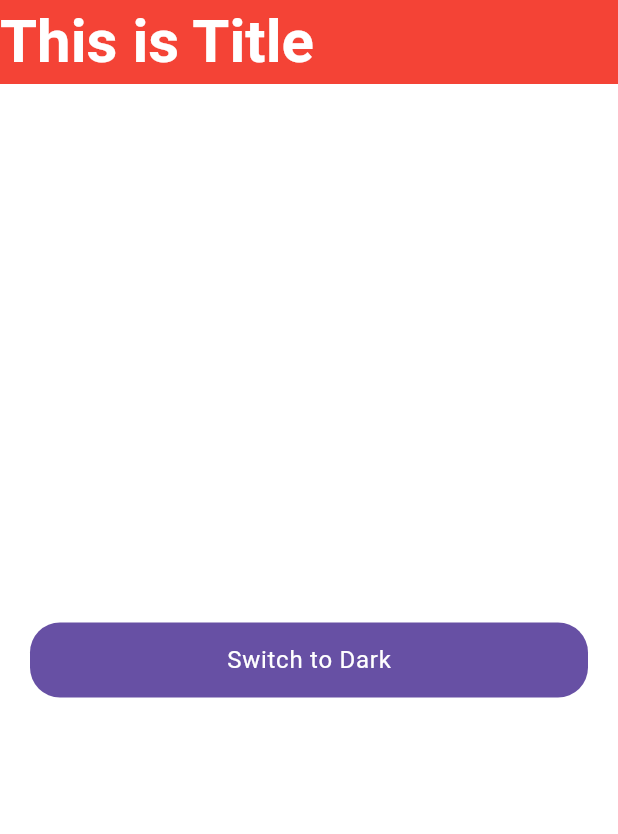
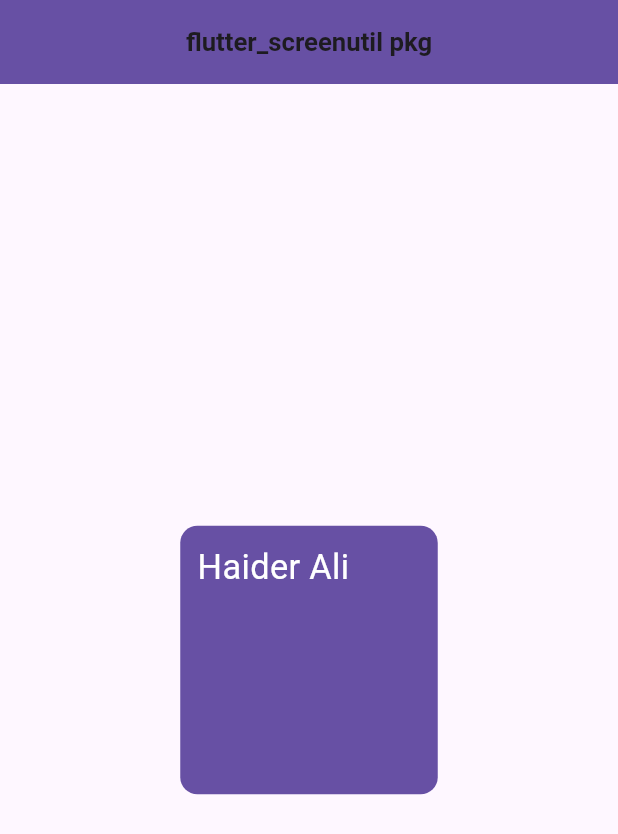
Before and after one commit to HaiderAli228/75DaysGoal, a Flutter app: the screen it shows after launch, on a phone screen of 412 x 824 dp. Shown: the top 834 px of the screen. Run offline on Flutter 3.47's test engine with Material 3 defaults, Android fonts, the phone set to English and light mode, and no system bars; our stand-ins replace flutter_screenutil.

Commit message:
learn the ScreenUtilInit pkg to make responsive app

```diff
--- a/lib/Day4_theme.dart
+++ b/lib/Day4_theme.dart
@@ -1 +1,97 @@
 import 'package:flutter/material.dart';
+
+
+
+class MyApp extends StatefulWidget {
+  const MyApp({super.key});
+
+  @override
+  State<MyApp> createState() => _MyAppState();
+}
+
+class _MyAppState extends State<MyApp> {
+  bool toggle = false;
+  @override
+  Widget build(BuildContext context) {
+    return MaterialApp(
+      debugShowCheckedModeBanner: false,
+      darkTheme: ThemeData(
+        colorScheme: ColorScheme.dark(
+          primary: Colors.white,
+          onPrimary: Colors.black,
+          secondary: Colors.white,
+          onSecondary: Colors.black,
+          error: Colors.red,
+          onError: Colors.white,
+        ),
+        appBarTheme: AppBarTheme(
+          backgroundColor: Colors.black,
+          centerTitle: true,
+          titleSpacing: 3,
+        ),
+        brightness: Brightness.dark,
+        textTheme: TextTheme(
+          bodyLarge: TextStyle(
+            color: Colors.white,
+            fontWeight: FontWeight.bold,
+            fontSize: 40,
+          ),
+        ),
+      ),
+      theme: ThemeData(
+        brightness: Brightness.light,
+        colorScheme: ColorScheme(
+          brightness: Brightness.light,
+          primary: Colors.purple,
+          onPrimary: Colors.white,
+          secondary: Colors.purple,
+          onSecondary: Colors.white,
+          error: Colors.red,
+          onError: Colors.white,
+          surface: Colors.white,
+          onSurface: Colors.black,
+        ),
+        appBarTheme: AppBarTheme(
+          backgroundColor: Colors.red,
+          centerTitle: false,
+          shadowColor: Colors.green,
+          titleSpacing: 0,
+          titleTextStyle: TextStyle(fontSize: 40, fontWeight: FontWeight.bold),
+        ),
+        textTheme: TextTheme(
+          bodyLarge: TextStyle(fontWeight: FontWeight.bold, fontSize: 100),
+        ),
+      ),
+      themeMode: toggle ? ThemeMode.dark : ThemeMode.light,
+      home: Scaffold(
+        appBar: AppBar(title: Text("This is Title")),
+        body: Center(
+          child: InkWell(
+            onTap: () {
+              setState(() {
+                toggle = !toggle;
+              });
+            },
+            child: Container(
+              height: 50,
+              alignment: Alignment.center,
+              decoration: BoxDecoration(
+                color: Theme.of(context).colorScheme.primary,
+                borderRadius: BorderRadius.circular(20),
+              ),
+              width: double.infinity,
+              padding: EdgeInsets.all(10),
+              margin: EdgeInsets.all(20),
+              child: Text(
+                toggle ? "Switch to Light" : "Switch to Dark",
+                style: Theme.of(context).textTheme.bodyLarge?.copyWith(
+                  color: Theme.of(context).colorScheme.onPrimary,
+                ),
+              ),
+            ),
+          ),
+        ),
+      ),
+    );
+  }
+}
--- /dev/null
+++ b/lib/Day5_pkg.dart
@@ -0,0 +1,44 @@
+import 'package:flutter/material.dart';
+import 'package:flutter_screenutil/flutter_screenutil.dart';
+
+class Day5Pkg extends StatefulWidget {
+  const Day5Pkg({super.key});
+
+  @override
+  State<Day5Pkg> createState() => _Day5PkgState();
+}
+
+class _Day5PkgState extends State<Day5Pkg> {
+  @override
+  Widget build(BuildContext context) {
+    return Scaffold(
+      appBar: AppBar(
+        backgroundColor: Theme.of(context).colorScheme.primary,
+        centerTitle: true,
+        title: Text(
+          "flutter_screenutil pkg",
+          style: TextStyle(fontSize: 15.sp, fontWeight: FontWeight.bold),
+        ),
+      ),
+      body: Center(
+        child: Container(
+          height: 150.h,
+          width: 150.w,
+          decoration: BoxDecoration(
+            borderRadius: BorderRadiusGeometry.all(Radius.circular(10.r)),
+            color: Theme.of(context).colorScheme.primary,
+          ),
+          margin: EdgeInsets.all(10.h),
+          padding: EdgeInsets.all(10.w),
+          child: Text(
+            "Haider Ali",
+            style: TextStyle(
+              fontSize: 20.sp,
+              color: Theme.of(context).colorScheme.onPrimary,
+            ),
+          ),
+        ),
+      ),
+    );
+  }
+}
--- a/lib/main.dart
+++ b/lib/main.dart
@@ -1,4 +1,6 @@
+import 'package:_75daysgoal/Day5_pkg.dart';
 import 'package:flutter/material.dart';
+import 'package:flutter_screenutil/flutter_screenutil.dart';
 
 void main() {
   runApp(MyApp());
@@ -15,85 +17,11 @@ class _MyAppState extends State<MyApp> {
   bool toggle = false;
   @override
   Widget build(BuildContext context) {
-    return MaterialApp(
-      debugShowCheckedModeBanner: false,
-      darkTheme: ThemeData(
-        colorScheme: ColorScheme.dark(
-          primary: Colors.white,
-          onPrimary: Colors.black,
-          secondary: Colors.white,
-          onSecondary: Colors.black,
-          error: Colors.red,
-          onError: Colors.white,
-        ),
-        appBarTheme: AppBarTheme(
-          backgroundColor: Colors.black,
-          centerTitle: true,
-          titleSpacing: 3,
-        ),
-        brightness: Brightness.dark,
-        textTheme: TextTheme(
-          bodyLarge: TextStyle(
-            color: Colors.white,
-            fontWeight: FontWeight.bold,
-            fontSize: 40,
-          ),
-        ),
-      ),
-      theme: ThemeData(
-        brightness: Brightness.light,
-        colorScheme: ColorScheme(
-          brightness: Brightness.light,
-          primary: Colors.purple,
-          onPrimary: Colors.white,
-          secondary: Colors.purple,
-          onSecondary: Colors.white,
-          error: Colors.red,
-          onError: Colors.white,
-          surface: Colors.white,
-          onSurface: Colors.black,
-        ),
-        appBarTheme: AppBarTheme(
-          backgroundColor: Colors.red,
-          centerTitle: false,
-          shadowColor: Colors.green,
-          titleSpacing: 0,
-          titleTextStyle: TextStyle(fontSize: 40, fontWeight: FontWeight.bold),
-        ),
-        textTheme: TextTheme(
-          bodyLarge: TextStyle(fontWeight: FontWeight.bold, fontSize: 100),
-        ),
-      ),
-      themeMode: toggle ? ThemeMode.dark : ThemeMode.light,
-      home: Scaffold(
-        appBar: AppBar(title: Text("This is Title")),
-        body: Center(
-          child: InkWell(
-            onTap: () {
-              setState(() {
-                toggle = !toggle;
-              });
-            },
-            child: Container(
-              height: 50,
-              alignment: Alignment.center,
-              decoration: BoxDecoration(
-                color: Theme.of(context).colorScheme.primary,
-                borderRadius: BorderRadius.circular(20),
-              ),
-              width: double.infinity,
-              padding: EdgeInsets.all(10),
-              margin: EdgeInsets.all(20),
-              child: Text(
-                toggle ? "Switch to Light" : "Switch to Dark",
-                style: Theme.of(context).textTheme.bodyLarge?.copyWith(
-                  color: Theme.of(context).colorScheme.onPrimary,
-                ),
-              ),
-            ),
-          ),
-        ),
-      ),
+    return ScreenUtilInit(
+      splitScreenMode: true,
+      minTextAdapt: true,
+      builder: (context, child) =>
+          MaterialApp(debugShowCheckedModeBanner: false, home: Day5Pkg()),
     );
   }
 }
--- a/pubspec.yaml
+++ b/pubspec.yaml
@@ -35,6 +35,7 @@ dependencies:
   # Use with the CupertinoIcons class for iOS style icons.
   cupertino_icons: ^1.0.8
   google_sign_in: ^7.2.0
+  flutter_screenutil:
 
 dev_dependencies:
   flutter_test:
```
Also changed, not shown: pubspec.lock.
